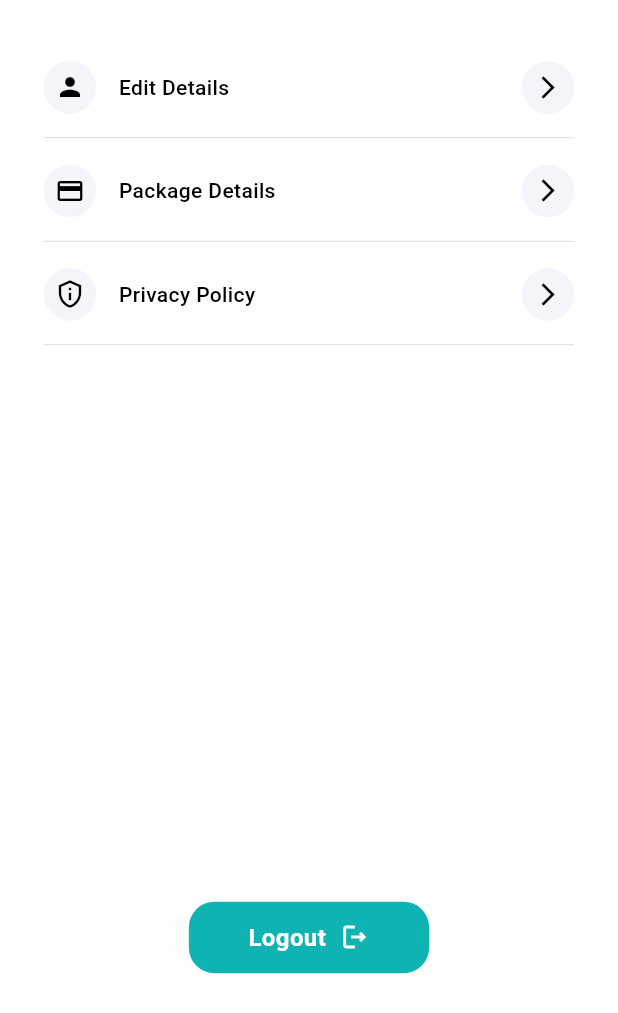
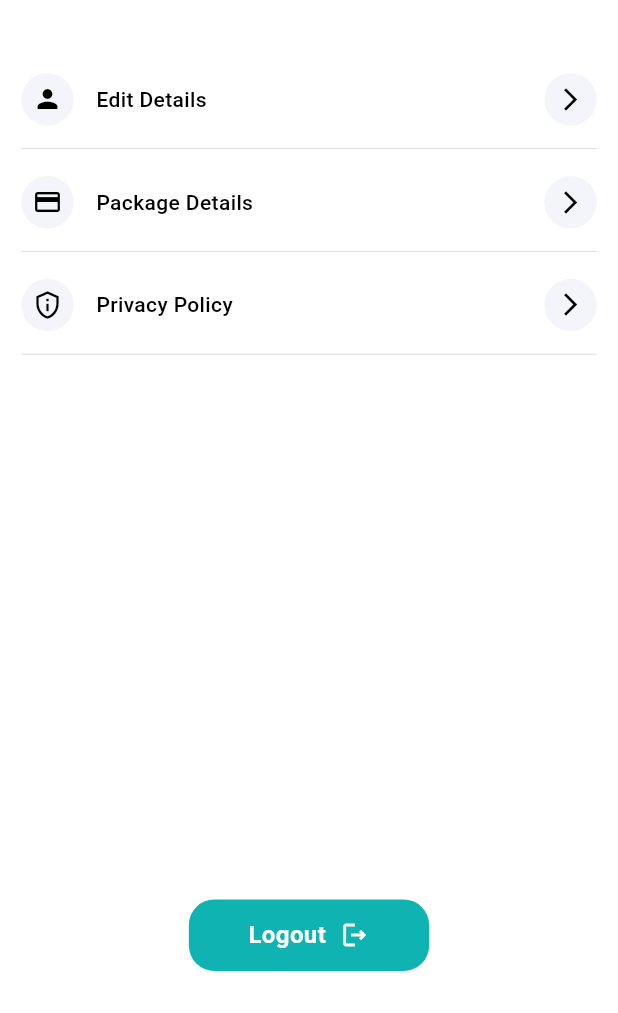
Before and after one commit to PearlOrganisationApplications/mistriOnCall, a Flutter app: the ProfileScreen screen opened directly, on a phone screen of 412 x 824 dp. Shown: the top 1013 px of the screen. Run offline on Flutter 3.47's test engine with Material 3 defaults, Android fonts, the phone set to English and light mode, and no system bars; our stand-ins replace firebase_auth, firebase_core, flutter_screenutil, flutter_svg, font_awesome_flutter, get and 3 more; missing offline and left inert: firebase_app_check, flutter_facebook_auth, flutter_launcher_icons, razorpay_flutter; accounts and stored records are empty; network calls fail.

Commit message:
initial commit

```diff
--- a/lib/service/authentication.dart
+++ b/lib/service/authentication.dart
@@ -1,8 +1,6 @@
 import 'package:firebase_auth/firebase_auth.dart';
-import 'package:flutter_web_auth/flutter_web_auth.dart';
 import 'package:mistri_on_call_new/constant/app_exports.dart';
 import 'package:http/http.dart' as http;
-import 'package:url_launcher/url_launcher.dart';
 
 class ApiFunction {
   late final SharedPrefsService sharedPref;
--- a/lib/views/pages/packages/payment.dart
+++ b/lib/views/pages/packages/payment.dart
@@ -37,8 +37,6 @@ class RazorPayIntegration {
             onPressed: () {
               Get.toNamed('/dash');
             },
-
-
           ),
         ],
       ),
--- a/lib/views/pages/packages/payment_gateway.dart
+++ b/lib/views/pages/packages/payment_gateway.dart
@@ -4,8 +4,6 @@ import 'package:mistri_on_call_new/constant/app_exports.dart';
 import '../../../constant/key.dart';
 
 class PaymentServices {
-  // final razorPayKey = dotenv.get("RAZORPAY_KEY");
-  // final razorPaySecret = dotenv.get("RAZORPAY_SECRET");
 
   final razorPayKey = RAZORPAY_KEY_ID;
   final razorPaySecret = RAZORPAY_KEY_SECRET;
--- a/lib/views/pages/packages/purchase_packages.dart
+++ b/lib/views/pages/packages/purchase_packages.dart
@@ -1,4 +1,5 @@
 import 'package:mistri_on_call_new/constant/app_exports.dart';
+import 'package:url_launcher/url_launcher.dart';
 
 class PackageSelectionScreen extends StatefulWidget {
   @override
@@ -164,6 +165,7 @@ class _PackageSelectionScreenState extends State<PackageSelectionScreen> {
                                             color: primaryColor),
                                       ),
                               ),
+                              Spacer(),
                             ],
                           ),
                         );
@@ -185,6 +187,7 @@ class _PackageSelectionScreenState extends State<PackageSelectionScreen> {
       }),
     );
   }
+
 }
 
 Widget listItem(String text) {
--- a/lib/views/widget/profile_tile.dart
+++ b/lib/views/widget/profile_tile.dart
@@ -1,13 +1,10 @@
 import 'package:mistri_on_call_new/constant/app_exports.dart';
 import 'package:url_launcher/url_launcher.dart';
 
-
 Widget profileTile(IconData firstContIcon, String tileText, String routeOrUrl) {
-  return Padding(
-    padding: const EdgeInsets.symmetric(vertical: 5, horizontal: 20),
-    child: Column(
+  return Column(
     children: [
-        GestureDetector(
+      InkWell(
         onTap: () {
           if (routeOrUrl.startsWith('http')) {
             // If it's a URL, launch the URL
@@ -17,6 +14,13 @@ Widget profileTile(IconData firstContIcon, String tileText, String routeOrUrl) {
             Get.toNamed(routeOrUrl);
           }
         },
+        overlayColor: WidgetStateColor.transparent,
+        child: Container(
+          margin: const EdgeInsets.symmetric(vertical: 5, horizontal: 5),
+          padding: const EdgeInsets.only(bottom: 15, top: 8),
+          decoration: BoxDecoration(
+            border: Border(bottom: BorderSide(color: lightGrey, width: 0.5)),
+          ),
           child: Row(
             mainAxisAlignment: MainAxisAlignment.spaceBetween,
             crossAxisAlignment: CrossAxisAlignment.center,
@@ -64,18 +68,12 @@ Widget profileTile(IconData firstContIcon, String tileText, String routeOrUrl) {
             ],
           ),
         ),
-        SizedBox(height: 8),
-        const Divider(
-          color: lightGrey,
-          thickness: 0.5,
       ),
     ],
-    ),
   );
 }
 
-
-Widget commonIcons (IconData icon){
+Widget commonIcons(IconData icon) {
   return Icon(
     icon,
     color: lightGrey,
@@ -86,13 +84,15 @@ Widget commonIcons (IconData icon){
 void _launchURL(String url) async {
   final Uri uri = Uri.parse(url);
   if (await canLaunchUrl(uri)) {
-    await launchUrl(uri, mode: LaunchMode.externalApplication); // Launch in browser
+    await launchUrl(uri,
+        mode: LaunchMode.externalApplication); // Launch in browser
   } else {
     throw 'Could not launch $url';
   }
 }
 
-Widget notificationTile(IconData firstContIcon, String tileText, String routeName, RxBool switchValue, Function(bool) onToggle) {
+Widget notificationTile(IconData firstContIcon, String tileText,
+    String routeName, RxBool switchValue, Function(bool) onToggle) {
   return Padding(
     padding: const EdgeInsets.symmetric(vertical: 5, horizontal: 20),
     child: Column(
```
Also changed, not shown: lib/views/dialog/common_dialog_box.dart (+108 -16 lines), pubspec.yaml (+11 -10 lines), pubspec.lock, 4 other files. Lines whose indentation alone changed are shown as unchanged.
